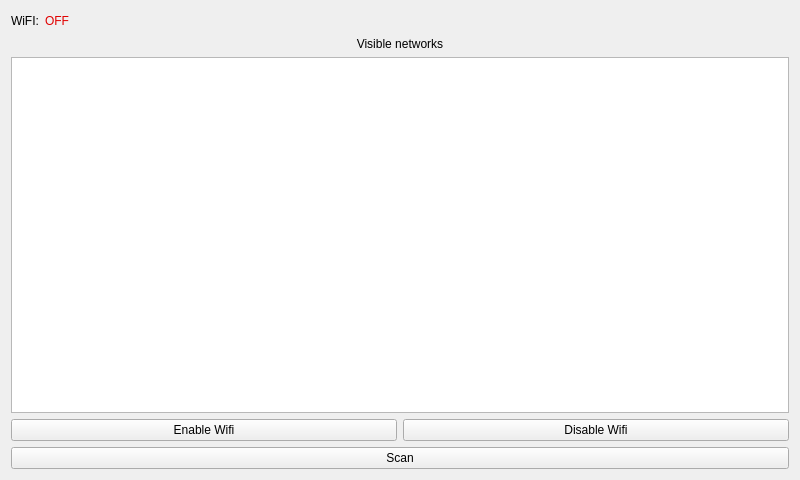
This is widget.ui in veodev/wifi_manager_android_jni as Qt 5 draws it before an edit. The edited form follows.
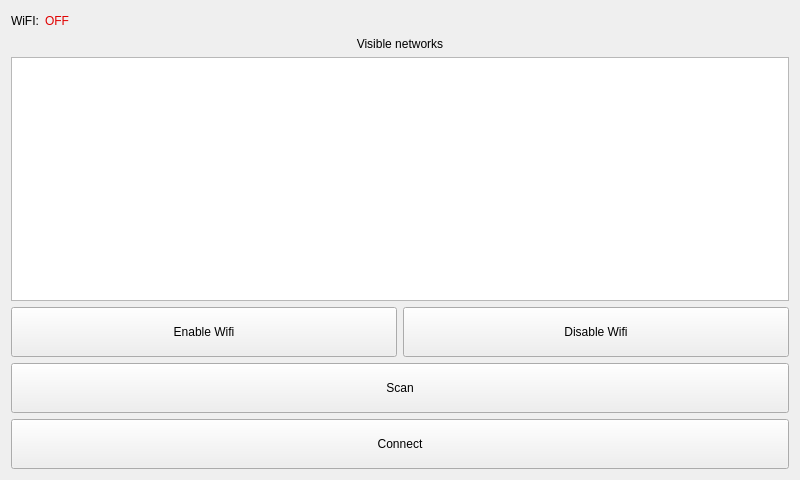
This is the edited form.

The edit to the form file:
```diff
--- a/widget.ui
+++ b/widget.ui
@@ -111,6 +111,18 @@
     <layout class="QHBoxLayout" name="horizontalLayout">
      <item>
       <widget class="QPushButton" name="enableWifiButton">
+       <property name="sizePolicy">
+        <sizepolicy hsizetype="Minimum" vsizetype="Minimum">
+         <horstretch>0</horstretch>
+         <verstretch>0</verstretch>
+        </sizepolicy>
+       </property>
+       <property name="minimumSize">
+        <size>
+         <width>0</width>
+         <height>50</height>
+        </size>
+       </property>
        <property name="focusPolicy">
         <enum>Qt::NoFocus</enum>
        </property>
@@ -121,6 +133,18 @@
      </item>
      <item>
       <widget class="QPushButton" name="disableWifiButton">
+       <property name="sizePolicy">
+        <sizepolicy hsizetype="Minimum" vsizetype="Minimum">
+         <horstretch>0</horstretch>
+         <verstretch>0</verstretch>
+        </sizepolicy>
+       </property>
+       <property name="minimumSize">
+        <size>
+         <width>0</width>
+         <height>50</height>
+        </size>
+       </property>
        <property name="focusPolicy">
         <enum>Qt::NoFocus</enum>
        </property>
@@ -133,6 +157,18 @@
    </item>
    <item>
     <widget class="QPushButton" name="scanWifiButton">
+     <property name="sizePolicy">
+      <sizepolicy hsizetype="Minimum" vsizetype="Minimum">
+       <horstretch>0</horstretch>
+       <verstretch>0</verstretch>
+      </sizepolicy>
+     </property>
+     <property name="minimumSize">
+      <size>
+       <width>0</width>
+       <height>50</height>
+      </size>
+     </property>
      <property name="focusPolicy">
       <enum>Qt::NoFocus</enum>
      </property>
@@ -141,6 +177,28 @@
      </property>
     </widget>
    </item>
+   <item>
+    <widget class="QPushButton" name="connectWifiButton">
+     <property name="sizePolicy">
+      <sizepolicy hsizetype="Minimum" vsizetype="Minimum">
+       <horstretch>0</horstretch>
+       <verstretch>0</verstretch>
+      </sizepolicy>
+     </property>
+     <property name="minimumSize">
+      <size>
+       <width>0</width>
+       <height>50</height>
+      </size>
+     </property>
+     <property name="focusPolicy">
+      <enum>Qt::NoFocus</enum>
+     </property>
+     <property name="text">
+      <string>Connect</string>
+     </property>
+    </widget>
+   </item>
   </layout>
  </widget>
  <layoutdefault spacing="6" margin="11"/>
```
